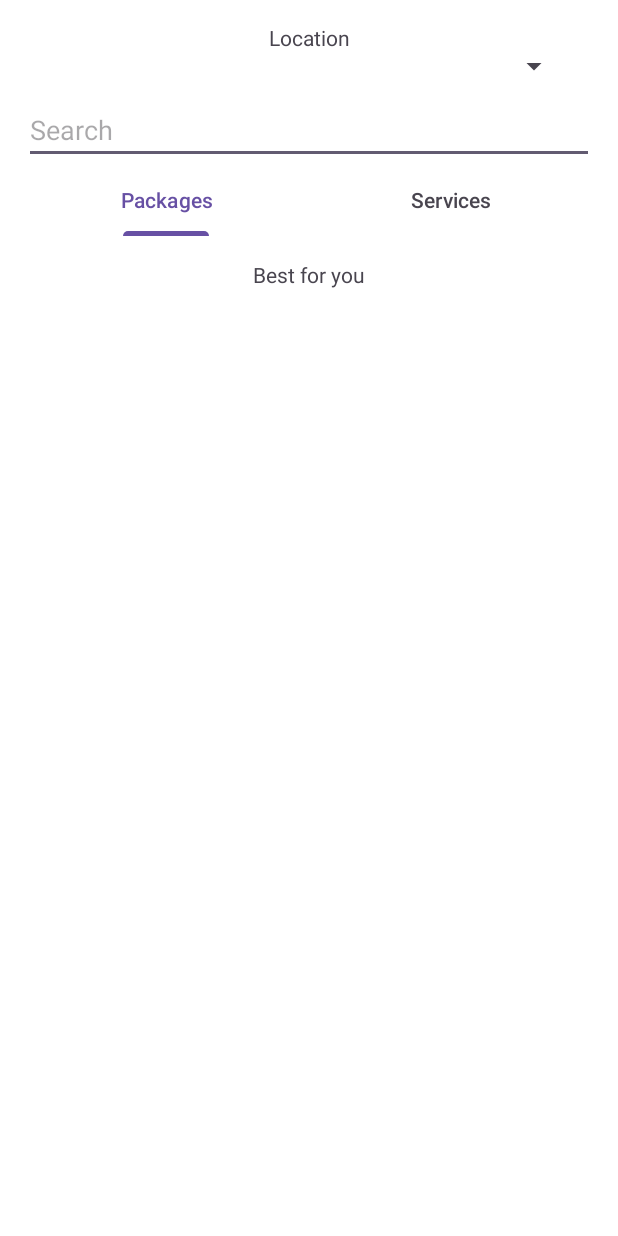
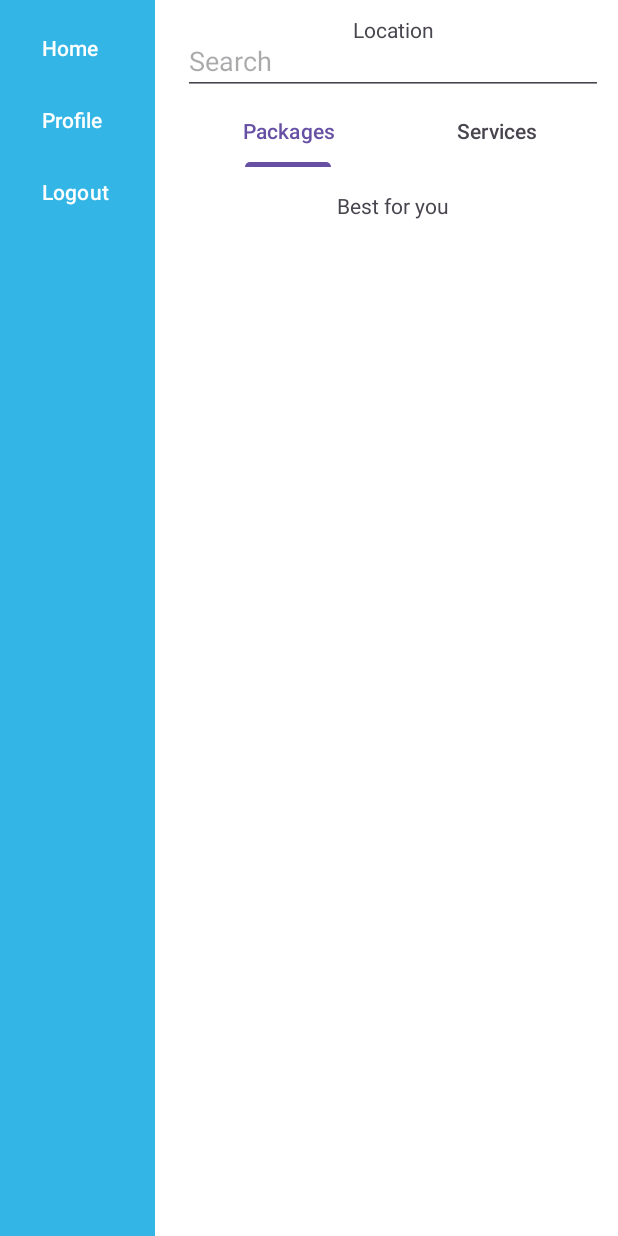
Before and after one commit to nicoceron/SmartTravels, an Android app: the layout activity_main.xml on its own in the app's theme, with its tools: preview values and no code run, on a phone screen of 412 x 824 dp. Run offline under Robolectric (Android 15) with nearby library versions, the phone set to English and light mode, and no system bars.

Commit message:
Adicion en apaeriencia y funcionalidad a los mockups.

```diff
--- a/app/src/main/AndroidManifest.xml
+++ b/app/src/main/AndroidManifest.xml
@@ -1,6 +1,7 @@
 <?xml version="1.0" encoding="utf-8"?>
 <manifest xmlns:android="http://schemas.android.com/apk/res/android"
     xmlns:tools="http://schemas.android.com/tools">
+    <uses-permission android:name="android.permission.INTERNET" />
 
     <application
         android:allowBackup="true"
@@ -12,9 +13,6 @@
         android:supportsRtl="true"
         android:theme="@style/Theme.SmartTravels"
         tools:targetApi="31">
-        <activity
-            android:name=".TourPackageActivity"
-            android:exported="false" />
         <activity
             android:name=".Login"
             android:exported="false" />
--- a/app/src/main/res/layout/activity_main.xml
+++ b/app/src/main/res/layout/activity_main.xml
@@ -5,19 +5,45 @@
     android:layout_width="match_parent"
     android:layout_height="match_parent"
     tools:context=".MainActivity"
-    android:padding="16dp"
+    android:padding="0dp"
     android:background="@color/white">
 
+    <!-- Barra Lateral -->
+    <com.google.android.material.navigation.NavigationView
+        android:id="@+id/navigationView"
+        android:layout_width="103dp"
+        android:layout_height="match_parent"
+        android:layout_gravity="start"
+        android:background="@android:color/holo_blue_light"
+        app:layout_constraintBottom_toBottomOf="parent"
+        app:layout_constraintStart_toStartOf="parent"
+        app:layout_constraintTop_toTopOf="parent"
+        app:menu="@menu/nav_menu"
+        app:itemTextColor="@android:color/white"
+        app:itemIconTint="@android:color/white"/>
+
+    <!-- Contenido Principal -->
+    <androidx.constraintlayout.widget.ConstraintLayout
+        android:id="@+id/mainContent"
+        android:layout_width="300dp"
+        android:layout_height="match_parent"
+        android:padding="10dp"
+        app:layout_constraintBottom_toBottomOf="parent"
+        app:layout_constraintEnd_toEndOf="parent"
+        app:layout_constraintHorizontal_bias="1.0"
+        app:layout_constraintStart_toEndOf="@id/navigationView"
+        app:layout_constraintTop_toTopOf="parent"
+        app:layout_constraintVertical_bias="0.0">
+
         <!-- Location Selector -->
-    <!-- Assuming you will have a custom layout for the dropdown item -->
         <TextView
             android:layout_width="wrap_content"
             android:layout_height="wrap_content"
             android:text="Location"
-        app:layout_constraintBottom_toTopOf="@+id/locationSpinner"
             app:layout_constraintEnd_toEndOf="parent"
             app:layout_constraintStart_toStartOf="parent"
             app:layout_constraintTop_toTopOf="parent" />
+
         <Spinner
             android:id="@+id/locationSpinner"
             android:layout_width="0dp"
@@ -25,43 +51,44 @@
             android:layout_marginStart="16dp"
             android:layout_marginTop="16dp"
             android:layout_marginEnd="16dp"
-        app:layout_constraintTop_toTopOf="parent"
+            app:layout_constraintEnd_toEndOf="parent"
             app:layout_constraintStart_toStartOf="parent"
-        app:layout_constraintEnd_toEndOf="parent" />
+            app:layout_constraintTop_toBottomOf="@id/locationSpinner" />
 
         <!-- Search Bar -->
-    <EditText
+        <AutoCompleteTextView
             android:id="@+id/searchEditText"
             android:layout_width="0dp"
             android:layout_height="wrap_content"
+            android:layout_marginTop="8dp"
             android:hint="Search"
-        android:layout_marginTop="8dp"
-        app:layout_constraintTop_toBottomOf="@id/locationSpinner"
+            android:inputType="text"
+            app:layout_constraintEnd_toEndOf="parent"
             app:layout_constraintStart_toStartOf="parent"
-        app:layout_constraintEnd_toEndOf="parent"
-        android:inputType="text" />
+            app:layout_constraintTop_toBottomOf="@id/locationSpinner" />
+
 
         <!-- Tabs for 'Paquetes' and 'Servicios' -->
         <com.google.android.material.tabs.TabLayout
             android:id="@+id/tabLayout"
-        android:background="@color/white"
             android:layout_width="0dp"
             android:layout_height="wrap_content"
-        app:tabMode="fixed"
+            android:background="@color/white"
+            app:layout_constraintEnd_toEndOf="parent"
+            app:layout_constraintStart_toStartOf="parent"
+            app:layout_constraintTop_toBottomOf="@id/searchEditText"
             app:tabGravity="fill"
-        app:layout_constraintTop_toBottomOf="@id/searchEditText"
-        app:layout_constraintStart_toStartOf="parent"
-        app:layout_constraintEnd_toEndOf="parent">
+            app:tabMode="fixed">
 
             <com.google.android.material.tabs.TabItem
-            android:text="Packages"
+                android:layout_width="match_parent"
                 android:layout_height="match_parent"
-            android:layout_width="match_parent"/>
+                android:text="Packages" />
 
             <com.google.android.material.tabs.TabItem
-            android:text="Services"
+                android:layout_width="match_parent"
                 android:layout_height="match_parent"
-            android:layout_width="match_parent"/>
+                android:text="Services" />
 
         </com.google.android.material.tabs.TabLayout>
 
@@ -71,20 +98,20 @@
             android:layout_width="0dp"
             android:layout_height="wrap_content"
             android:nestedScrollingEnabled="false"
-        app:layout_constraintTop_toBottomOf="@id/tabLayout"
+            app:layout_constraintEnd_toEndOf="parent"
             app:layout_constraintStart_toStartOf="parent"
-        app:layout_constraintEnd_toEndOf="parent" />
+            app:layout_constraintTop_toBottomOf="@id/tabLayout" />
 
         <!-- Section Title for 'Best for you' -->
         <TextView
             android:id="@+id/bestForYouTitle"
             android:layout_width="wrap_content"
             android:layout_height="wrap_content"
+            android:layout_marginTop="16dp"
             android:text="Best for you"
-        android:layout_marginTop="16dp"
-        app:layout_constraintTop_toBottomOf="@id/packagesRecyclerView"
+            app:layout_constraintEnd_toEndOf="parent"
             app:layout_constraintStart_toStartOf="parent"
-        app:layout_constraintEnd_toEndOf="parent" />
+            app:layout_constraintTop_toBottomOf="@id/packagesRecyclerView" />
 
         <!-- RecyclerView for 'Best for you' -->
         <androidx.recyclerview.widget.RecyclerView
@@ -92,9 +119,9 @@
             android:layout_width="0dp"
             android:layout_height="0dp"
             android:nestedScrollingEnabled="false"
-        app:layout_constraintTop_toBottomOf="@id/bestForYouTitle"
             app:layout_constraintBottom_toBottomOf="parent"
+            app:layout_constraintEnd_toEndOf="parent"
             app:layout_constraintStart_toStartOf="parent"
-        app:layout_constraintEnd_toEndOf="parent" />
-
+            app:layout_constraintTop_toBottomOf="@id/bestForYouTitle" />
     </androidx.constraintlayout.widget.ConstraintLayout>
+</androidx.constraintlayout.widget.ConstraintLayout>
--- /dev/null
+++ b/app/src/main/res/menu/nav_menu.xml
@@ -0,0 +1,16 @@
+<?xml version="1.0" encoding="utf-8"?>
+<menu xmlns:android="http://schemas.android.com/apk/res/android">
+    <group android:id="@+id/menu_group">
+        <item
+            android:id="@+id/nav_home"
+            android:title="Home" />
+
+        <item
+            android:id="@+id/nav_profile"
+            android:title="Profile"/>
+
+        <item
+            android:id="@+id/nav_logout"
+            android:title="Logout"/>
+    </group>
+</menu>
```
Also changed, not shown: app/build.gradle.kts (+4 -6 lines), app/src/main/java/com/example/smarttravels/BestForYouAdapter.kt (added, +48 -0 lines), app/src/main/java/com/example/smarttravels/MainActivity.kt (+52 -0 lines), app/src/main/java/com/example/smarttravels/Package.kt (added, +7 -0 lines), app/src/main/java/com/example/smarttravels/PackageAdapter.kt (added, +36 -0 lines), app/src/main/res/layout/activity_login.xml (+34 -45 lines), app/src/main/res/layout/best_for_you_item.xml (added, +47 -0 lines), app/src/main/res/layout/package_item.xml (added, +35 -0 lines), app/src/main/res/drawable/placeholder.png (added). Lines whose indentation alone changed are shown as unchanged.
